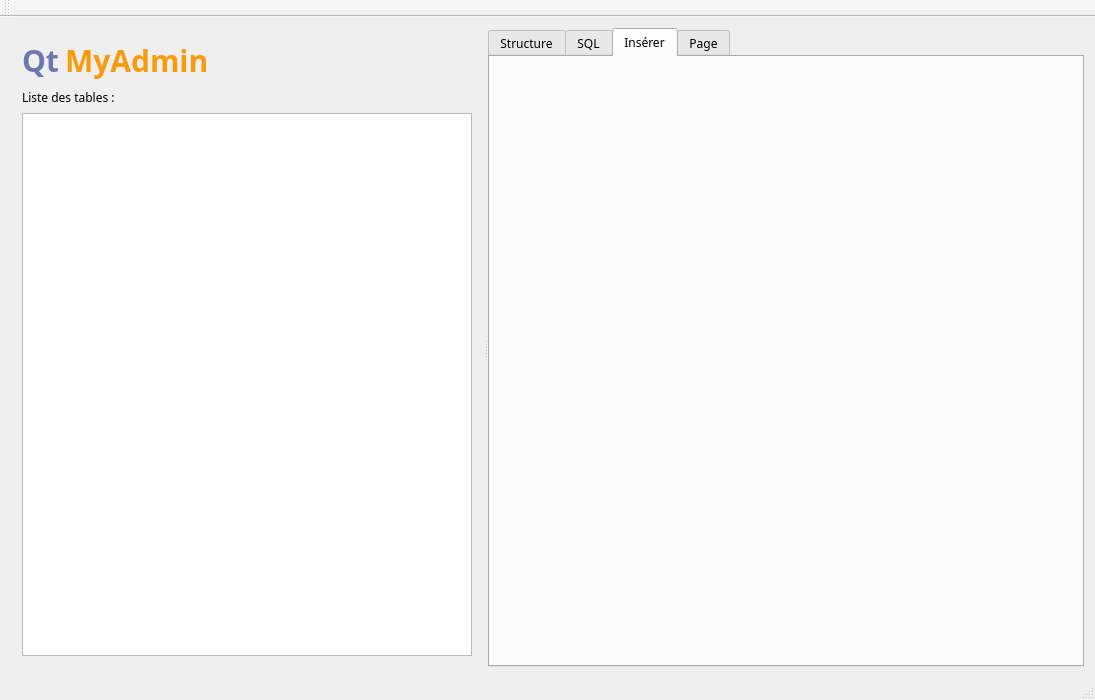
Before: the Qt Designer form mainwindow.ui in kevinall05/QtMyAdmin_v2, drawn with Qt 5.
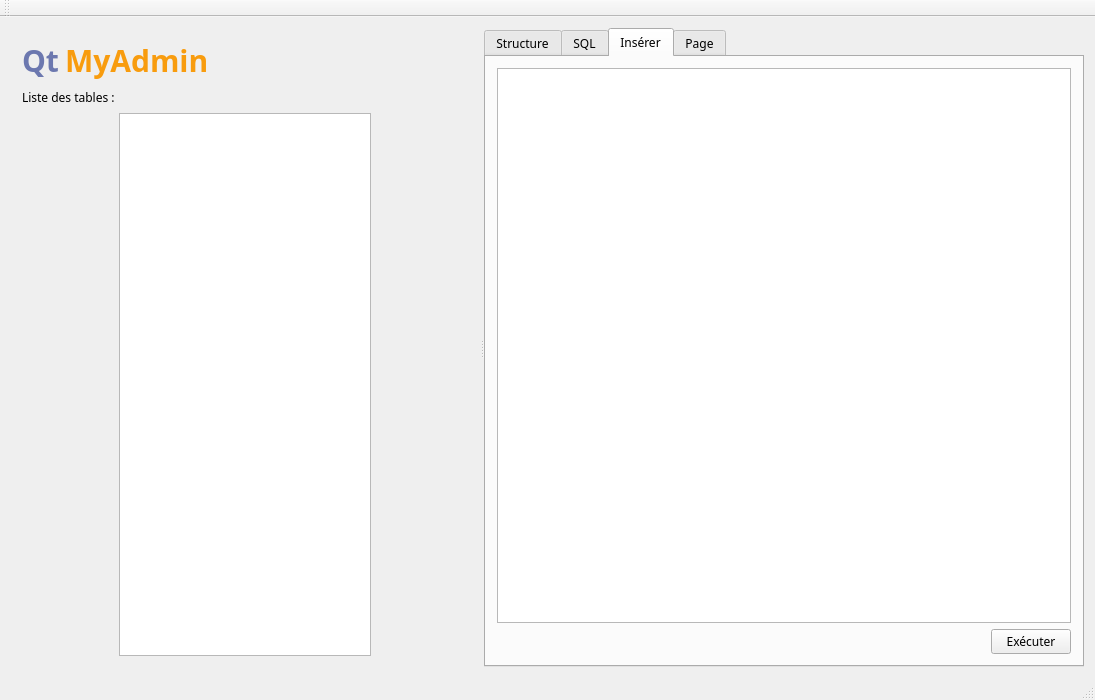
After: the same form once the commit is applied. The open tabs and pages were chosen to show the change.

Commit message: Ajout d'un tableau dans la section Tab "Insert". Préremplissage des champs de connection pour lancer plus rapidement l'application le temps du developpement. Changement de noms d'éléments dans l'UI

Patch:
```diff
--- a/mainwindow.ui
+++ b/mainwindow.ui
@@ -10,6 +10,11 @@
     <height>700</height>
    </rect>
   </property>
+  <property name="font">
+   <font>
+    <family>Quicksand</family>
+   </font>
+  </property>
   <property name="windowTitle">
    <string>QtMyAdmin</string>
   </property>
@@ -25,9 +30,7 @@
       </property>
       <property name="font">
        <font>
-        <family>Sans Serif</family>
-        <weight>50</weight>
-        <bold>false</bold>
+        <family>Quicksand</family>
        </font>
       </property>
       <property name="layoutDirection">
@@ -125,7 +128,7 @@
           <item>
            <widget class="QTableWidget" name="tableWidgetTablesList">
             <property name="styleSheet">
-             <string notr="true"/>
+             <string notr="true">max-width: 250px;</string>
             </property>
            </widget>
           </item>
@@ -314,6 +317,35 @@
         <attribute name="title">
          <string>Insérer</string>
         </attribute>
+        <layout class="QVBoxLayout" name="verticalLayout_5">
+         <item>
+          <widget class="QTableWidget" name="tableWidgetRequestInsert"/>
+         </item>
+         <item>
+          <layout class="QHBoxLayout" name="horizontalLayout_3">
+           <item>
+            <spacer name="horizontalSpacer_8">
+             <property name="orientation">
+              <enum>Qt::Horizontal</enum>
+             </property>
+             <property name="sizeHint" stdset="0">
+              <size>
+               <width>40</width>
+               <height>20</height>
+              </size>
+             </property>
+            </spacer>
+           </item>
+           <item>
+            <widget class="QPushButton" name="pushButtonInsertExecut">
+             <property name="text">
+              <string>Exécuter</string>
+             </property>
+            </widget>
+           </item>
+          </layout>
+         </item>
+        </layout>
        </widget>
        <widget class="QWidget" name="tab_2">
         <attribute name="title">
```
Left out of the diff: 21 changed lines with no effect on the pictures. The commit also changes 1 other file.
